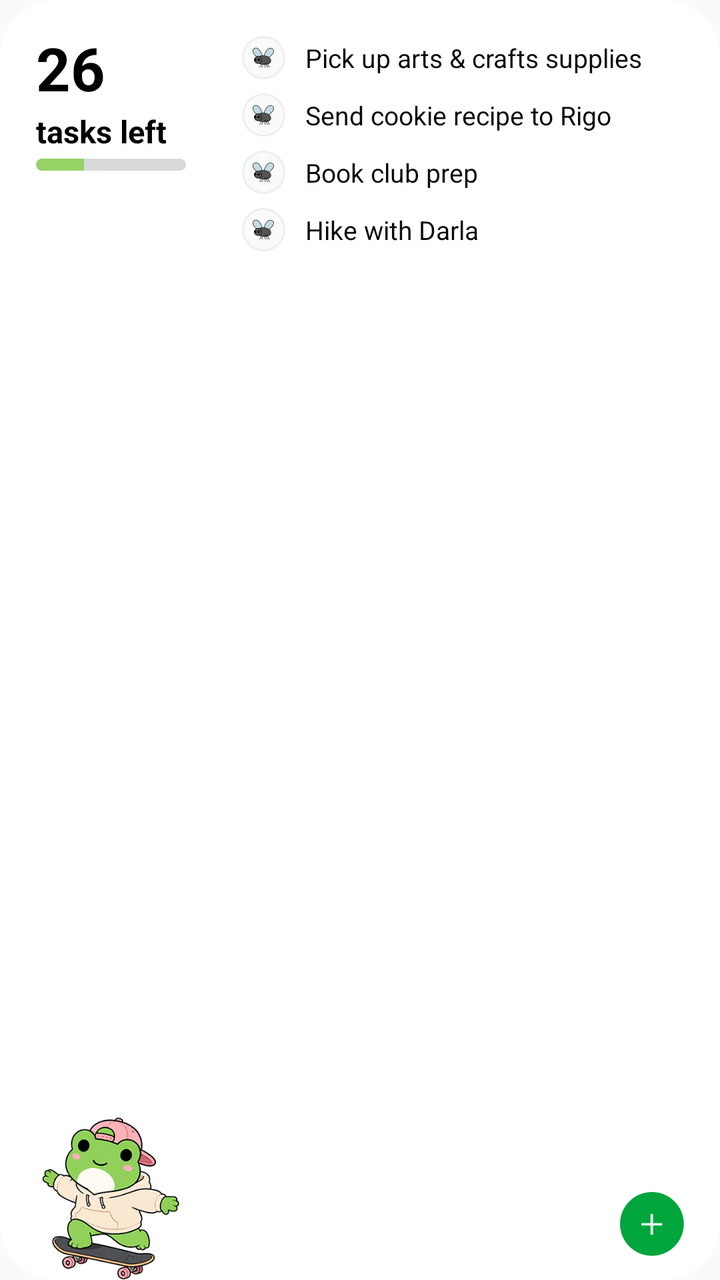
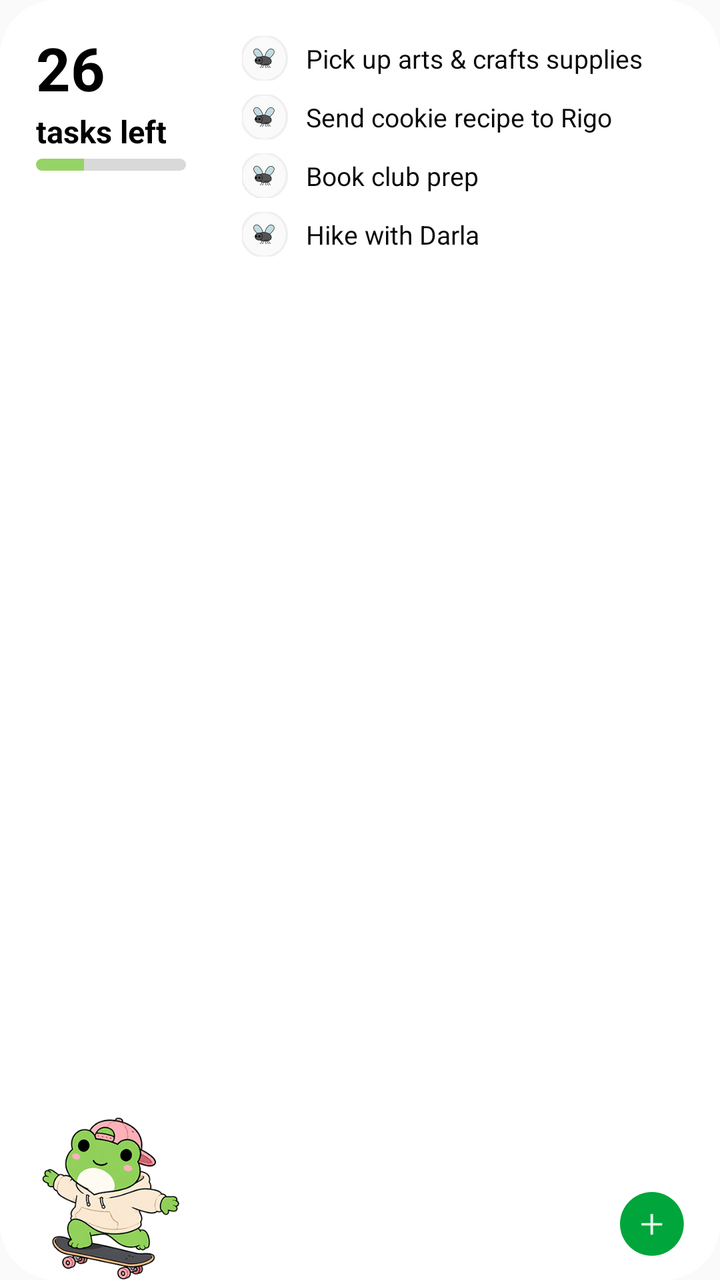

An Android layout rendered at two revisions. The XML below is the earlier revision; the diff shows what the commit changed to produce the second picture.
<!-- AndroidManifest.xml: application theme AppTheme -->
<!-- res/layout/frog_widget_preview.xml -->
<?xml version="1.0" encoding="utf-8"?>
<FrameLayout xmlns:android="http://schemas.android.com/apk/res/android"
    android:layout_width="match_parent"
    android:layout_height="match_parent">

    <View
        android:layout_width="match_parent"
        android:layout_height="match_parent"
        android:background="@drawable/widget_bg" />

    <ImageView
        android:layout_width="113dp"
        android:layout_height="82dp"
        android:layout_gravity="bottom|start"
        android:adjustViewBounds="true"
        android:importantForAccessibility="no"
        android:scaleType="fitCenter"
        android:src="@drawable/frog_art_skater" />

    <LinearLayout
        android:layout_width="match_parent"
        android:layout_height="match_parent"
        android:orientation="horizontal"
        android:padding="18dp">

        <LinearLayout
            android:layout_width="75dp"
            android:layout_height="wrap_content"
            android:orientation="vertical">

            <TextView
                android:layout_width="match_parent"
                android:layout_height="wrap_content"
                android:includeFontPadding="false"
                android:maxLines="1"
                android:text="26"
                android:textColor="@color/widget_heading"
                android:textSize="30sp"
                android:textStyle="bold" />

            <TextView
                android:layout_width="match_parent"
                android:layout_height="wrap_content"
                android:layout_marginTop="4dp"
                android:includeFontPadding="false"
                android:text="@string/widget_tasks_left"
                android:textColor="@color/widget_heading"
                android:textSize="15.5sp"
                android:textStyle="bold" />

            <ProgressBar
                style="?android:attr/progressBarStyleHorizontal"
                android:layout_width="match_parent"
                android:layout_height="6dp"
                android:layout_marginTop="4dp"
                android:max="100"
                android:progress="32"
                android:progressDrawable="@drawable/widget_progress" />
        </LinearLayout>

        <LinearLayout
            android:layout_width="match_parent"
            android:layout_height="match_parent"
            android:layout_marginStart="28dp"
            android:orientation="vertical">

        <LinearLayout
            android:layout_width="match_parent"
            android:layout_height="wrap_content"
            android:gravity="center_vertical"
            android:orientation="horizontal">

            <ImageView
                android:layout_width="21.5dp"
                android:layout_height="21.5dp"
                android:layout_marginEnd="10dp"
                android:importantForAccessibility="no"
                android:src="@drawable/widget_check_off" />

            <TextView
                android:layout_width="match_parent"
                android:layout_height="wrap_content"
                android:ellipsize="end"
                android:maxLines="1"
                android:text="Pick up arts &amp; crafts supplies"
                android:textColor="@color/widget_text"
                android:textSize="13sp" />
        </LinearLayout>
        <LinearLayout
            android:layout_width="match_parent"
            android:layout_height="wrap_content"
            android:layout_marginTop="7dp"
            android:gravity="center_vertical"
            android:orientation="horizontal">

            <ImageView
                android:layout_width="21.5dp"
                android:layout_height="21.5dp"
                android:layout_marginEnd="10dp"
                android:importantForAccessibility="no"
                android:src="@drawable/widget_check_off" />

            <TextView
                android:layout_width="match_parent"
                android:layout_height="wrap_content"
                android:ellipsize="end"
                android:maxLines="1"
                android:text="Send cookie recipe to Rigo"
                android:textColor="@color/widget_text"
                android:textSize="13sp" />
        </LinearLayout>
        <LinearLayout
            android:layout_width="match_parent"
            android:layout_height="wrap_content"
            android:layout_marginTop="7dp"
            android:gravity="center_vertical"
            android:orientation="horizontal">

            <ImageView
                android:layout_width="21.5dp"
                android:layout_height="21.5dp"
                android:layout_marginEnd="10dp"
                android:importantForAccessibility="no"
                android:src="@drawable/widget_check_off" />

            <TextView
                android:layout_width="match_parent"
                android:layout_height="wrap_content"
                android:ellipsize="end"
                android:maxLines="1"
                android:text="Book club prep"
                android:textColor="@color/widget_text"
                android:textSize="13sp" />
        </LinearLayout>
        <LinearLayout
            android:layout_width="match_parent"
            android:layout_height="wrap_content"
            android:layout_marginTop="7dp"
            android:gravity="center_vertical"
            android:orientation="horizontal">

            <ImageView
                android:layout_width="21.5dp"
                android:layout_height="21.5dp"
                android:layout_marginEnd="10dp"
                android:importantForAccessibility="no"
                android:src="@drawable/widget_check_off" />

            <TextView
                android:layout_width="match_parent"
                android:layout_height="wrap_content"
                android:ellipsize="end"
                android:maxLines="1"
                android:text="Hike with Darla"
                android:textColor="@color/widget_text"
                android:textSize="13sp" />
        </LinearLayout>
        </LinearLayout>
    </LinearLayout>

    <ImageView
        android:layout_width="31.9dp"
        android:layout_height="31.9dp"
        android:layout_gravity="bottom|end"
        android:layout_marginEnd="18dp"
        android:layout_marginBottom="12dp"
        android:contentDescription="@string/widget_add"
        android:src="@drawable/widget_plus" />
</FrameLayout>
<!-- resources referenced by this layout -->
<resources>
  <color name="widget_heading">#000000</color>
  <color name="widget_text">#0A0A0A</color>
  <!-- drawable frog_art_skater: png bitmap (drawable-hdpi, 14779 bytes) -->
  <!-- drawable widget_bg (drawable) -->
  <?xml version="1.0" encoding="utf-8"?>
  <shape xmlns:android="http://schemas.android.com/apk/res/android"
      android:shape="rectangle">
      <solid android:color="@color/widget_card" />
      <corners android:radius="@dimen/widget_corner_radius" />
  </shape>
  <!-- drawable widget_check_off: png bitmap (drawable-hdpi, 1204 bytes) -->
  <!-- drawable widget_plus: png bitmap (drawable-hdpi, 914 bytes) -->
  <!-- drawable widget_progress (drawable) -->
  <?xml version="1.0" encoding="utf-8"?>
  <layer-list xmlns:android="http://schemas.android.com/apk/res/android">
      <item android:id="@android:id/background">
          <shape android:shape="rectangle">
              <solid android:color="@color/widget_track" />
              <corners android:radius="3dp" />
          </shape>
      </item>
      <item android:id="@android:id/progress">
          <clip>
              <shape android:shape="rectangle">
                  <solid android:color="@color/widget_fill" />
                  <corners android:radius="3dp" />
              </shape>
          </clip>
      </item>
  </layer-list>
  <string name="widget_add">Add a task</string>
  <string name="widget_tasks_left">tasks left</string>
  <style name="AppTheme" parent="Theme.AppCompat.Light.DarkActionBar">
          
          <item name="colorPrimary">@color/colorPrimary</item>
          <item name="colorPrimaryDark">@color/colorPrimaryDark</item>
          <item name="colorAccent">@color/colorAccent</item>
      </style>
  <color name="widget_card">#FFFFFF</color>
  <dimen name="widget_corner_radius">16dp</dimen>
  <color name="widget_track">#D9D9D9</color>
  <color name="widget_fill">#96D367</color>
</resources>

<!-- the commit's change to res/layout/frog_widget_preview.xml (unified diff, before → after) -->
@@ -71,9 +71,12 @@
             android:orientation="horizontal">
 
             <ImageView
-                android:layout_width="21.5dp"
-                android:layout_height="21.5dp"
-                android:layout_marginEnd="10dp"
+                android:layout_width="23.74dp"
+                android:layout_height="23.74dp"
+                android:layout_marginStart="-1.12dp"
+                android:layout_marginTop="-1.12dp"
+                android:layout_marginEnd="8.88dp"
+                android:layout_marginBottom="-1.12dp"
                 android:importantForAccessibility="no"
                 android:src="@drawable/widget_check_off" />
 
@@ -94,9 +97,12 @@
             android:orientation="horizontal">
 
             <ImageView
-                android:layout_width="21.5dp"
-                android:layout_height="21.5dp"
-                android:layout_marginEnd="10dp"
+                android:layout_width="23.74dp"
+                android:layout_height="23.74dp"
+                android:layout_marginStart="-1.12dp"
+                android:layout_marginTop="-1.12dp"
+                android:layout_marginEnd="8.88dp"
+                android:layout_marginBottom="-1.12dp"
                 android:importantForAccessibility="no"
                 android:src="@drawable/widget_check_off" />
 
@@ -117,9 +123,12 @@
             android:orientation="horizontal">
 
             <ImageView
-                android:layout_width="21.5dp"
-                android:layout_height="21.5dp"
-                android:layout_marginEnd="10dp"
+                android:layout_width="23.74dp"
+                android:layout_height="23.74dp"
+                android:layout_marginStart="-1.12dp"
+                android:layout_marginTop="-1.12dp"
+                android:layout_marginEnd="8.88dp"
+                android:layout_marginBottom="-1.12dp"
                 android:importantForAccessibility="no"
                 android:src="@drawable/widget_check_off" />
 
@@ -140,9 +149,12 @@
             android:orientation="horizontal">
 
             <ImageView
-                android:layout_width="21.5dp"
-                android:layout_height="21.5dp"
-                android:layout_marginEnd="10dp"
+                android:layout_width="23.74dp"
+                android:layout_height="23.74dp"
+                android:layout_marginStart="-1.12dp"
+                android:layout_marginTop="-1.12dp"
+                android:layout_marginEnd="8.88dp"
+                android:layout_marginBottom="-1.12dp"
                 android:importantForAccessibility="no"
                 android:src="@drawable/widget_check_off" />
 
<!-- resource entries referenced after the edit -->
@@ -10,7 +10,7 @@
       <solid android:color="@color/widget_card" />
       <corners android:radius="@dimen/widget_corner_radius" />
   </shape>
-  <!-- drawable widget_check_off: png bitmap (drawable-hdpi, 1204 bytes) -->
+  <!-- drawable widget_check_off: png bitmap (drawable-hdpi, 1257 bytes) -->
   <!-- drawable widget_plus: png bitmap (drawable-hdpi, 914 bytes) -->
   <!-- drawable widget_progress (drawable) -->
   <?xml version="1.0" encoding="utf-8"?>
